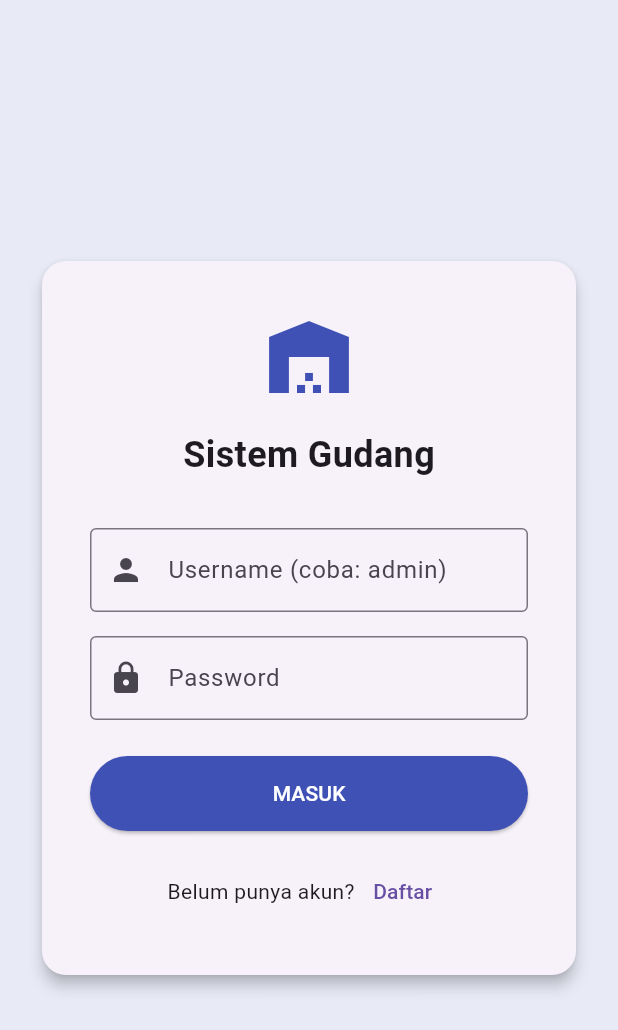
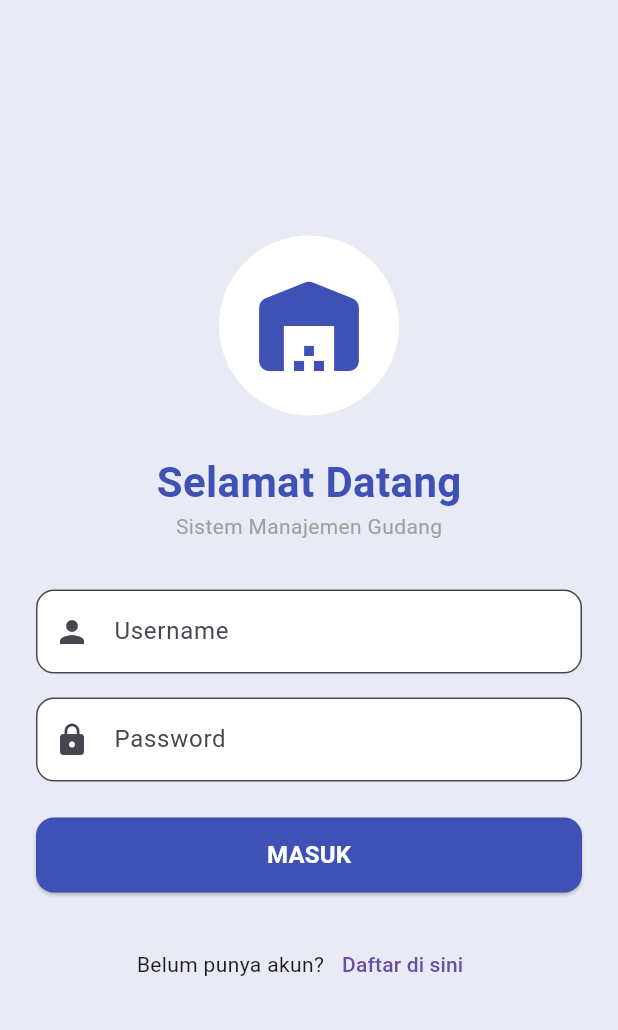
Before and after one commit to JafarILHM/UAS-PBM-Mobile-App, a Flutter app: the screen it shows after launch, on a phone screen of 412 x 824 dp. Shown: the top 1030 px of the screen. Run offline on Flutter 3.47's test engine with Material 3 defaults, Android fonts, the phone set to English and light mode, and no system bars.

Commit message:
login, register

```diff
--- a/gudang_app/flutter_application_1/lib/login_page.dart
+++ b/gudang_app/flutter_application_1/lib/login_page.dart
@@ -1,6 +1,5 @@
 import 'package:flutter/material.dart';
-import 'dashboard_page.dart'; // Import Dashboard
-import 'register_page.dart'; // Import Register
+import 'register_page.dart';
 
 class LoginPage extends StatefulWidget {
   const LoginPage({super.key});
@@ -17,73 +16,105 @@ class _LoginPageState extends State<LoginPage> {
     String username = _usernameController.text;
     String password = _passwordController.text;
 
-    if (username.isNotEmpty && password.isNotEmpty) {
-      // Cek apakah admin atau operator
+    // Validasi Input Kosong
+    if (username.isEmpty || password.isEmpty) {
+      ScaffoldMessenger.of(context).showSnackBar(
+        const SnackBar(
+          content: Text('Username dan Password harus diisi!'),
+          backgroundColor: Colors.red,
+        ),
+      );
+      return;
+    }
+
+    // --- Simulasi Login ---
+    // (Nanti di sini diganti dengan koneksi ke Laravel/Database)
     if (username.toLowerCase().contains('admin')) {
+      _goToHome("Admin");
+    } else {
+      _goToHome("Operator");
+    }
+  }
+
+  void _goToHome(String role) {
+    // Pindah ke halaman Home Sederhana (Hanya sebagai tanda sukses login)
     Navigator.pushReplacement(
       context,
-          MaterialPageRoute(
-            builder: (context) => const DashboardPage(role: 'Admin'),
-          ),
+      MaterialPageRoute(builder: (context) => SimpleHomePage(role: role)),
     );
-      } else {
-        Navigator.pushReplacement(
-          context,
-          MaterialPageRoute(
-            builder: (context) => const DashboardPage(role: 'Operator'),
-          ),
-        );
-      }
-    } else {
-      ScaffoldMessenger.of(context).showSnackBar(
-        const SnackBar(content: Text('Isi username dan password!')),
-      );
-    }
   }
 
   @override
   Widget build(BuildContext context) {
     return Scaffold(
-      backgroundColor: Colors.indigo.shade50,
+      backgroundColor: Colors.indigo.shade50, // Background agak biru muda
       body: Center(
         child: SingleChildScrollView(
           padding: const EdgeInsets.all(24.0),
-          child: Card(
-            elevation: 4,
-            shape: RoundedRectangleBorder(
-              borderRadius: BorderRadius.circular(16),
+          child: Column(
+            mainAxisAlignment: MainAxisAlignment.center,
+            children: [
+              // Logo / Ikon Gudang
+              Container(
+                padding: const EdgeInsets.all(20),
+                decoration: const BoxDecoration(
+                  shape: BoxShape.circle,
+                  color: Colors.white,
                 ),
-            child: Padding(
-              padding: const EdgeInsets.all(32.0),
-              child: Column(
-                mainAxisSize: MainAxisSize.min,
-                children: [
-                  const Icon(Icons.warehouse, size: 64, color: Colors.indigo),
-                  const SizedBox(height: 16),
+                child: const Icon(
+                  Icons.warehouse_rounded,
+                  size: 80,
+                  color: Colors.indigo,
+                ),
+              ),
+              const SizedBox(height: 24),
+
               const Text(
-                    "Sistem Gudang",
-                    style: TextStyle(fontSize: 24, fontWeight: FontWeight.bold),
+                "Selamat Datang",
+                style: TextStyle(
+                  fontSize: 28,
+                  fontWeight: FontWeight.bold,
+                  color: Colors.indigo,
+                ),
+              ),
+              const Text(
+                "Sistem Manajemen Gudang",
+                style: TextStyle(color: Colors.grey),
               ),
               const SizedBox(height: 32),
+
+              // Input Username
               TextField(
                 controller: _usernameController,
-                    decoration: const InputDecoration(
-                      labelText: "Username (coba: admin)",
-                      prefixIcon: Icon(Icons.person),
-                      border: OutlineInputBorder(),
+                decoration: InputDecoration(
+                  labelText: "Username",
+                  prefixIcon: const Icon(Icons.person),
+                  border: OutlineInputBorder(
+                    borderRadius: BorderRadius.circular(12),
+                  ),
+                  filled: true,
+                  fillColor: Colors.white,
                 ),
               ),
               const SizedBox(height: 16),
+
+              // Input Password
               TextField(
                 controller: _passwordController,
-                    obscureText: true,
-                    decoration: const InputDecoration(
+                obscureText: true, // Sembunyikan password
+                decoration: InputDecoration(
                   labelText: "Password",
-                      prefixIcon: Icon(Icons.lock),
-                      border: OutlineInputBorder(),
+                  prefixIcon: const Icon(Icons.lock),
+                  border: OutlineInputBorder(
+                    borderRadius: BorderRadius.circular(12),
+                  ),
+                  filled: true,
+                  fillColor: Colors.white,
                 ),
               ),
               const SizedBox(height: 24),
+
+              // Tombol Login
               SizedBox(
                 width: double.infinity,
                 height: 50,
@@ -92,11 +123,19 @@ class _LoginPageState extends State<LoginPage> {
                   style: ElevatedButton.styleFrom(
                     backgroundColor: Colors.indigo,
                     foregroundColor: Colors.white,
-                      ),
-                      child: const Text("MASUK"),
+                    shape: RoundedRectangleBorder(
+                      borderRadius: BorderRadius.circular(12),
                     ),
                   ),
-                  const SizedBox(height: 16),
+                  child: const Text(
+                    "MASUK",
+                    style: TextStyle(fontSize: 16, fontWeight: FontWeight.bold),
+                  ),
+                ),
+              ),
+              const SizedBox(height: 24),
+
+              // Link ke Register
               Row(
                 mainAxisAlignment: MainAxisAlignment.center,
                 children: [
@@ -110,7 +149,7 @@ class _LoginPageState extends State<LoginPage> {
                         ),
                       );
                     },
-                        child: const Text("Daftar"),
+                    child: const Text("Daftar di sini"),
                   ),
                 ],
               ),
@@ -118,6 +157,48 @@ class _LoginPageState extends State<LoginPage> {
           ),
         ),
       ),
+    );
+  }
+}
+
+// --- Halaman Sementara setelah Login (Bukan Dashboard Grafik) ---
+class SimpleHomePage extends StatelessWidget {
+  final String role;
+  const SimpleHomePage({super.key, required this.role});
+
+  @override
+  Widget build(BuildContext context) {
+    return Scaffold(
+      appBar: AppBar(
+        title: const Text("Beranda Gudang"),
+        backgroundColor: Colors.indigo,
+        foregroundColor: Colors.white,
+      ),
+      body: Center(
+        child: Column(
+          mainAxisAlignment: MainAxisAlignment.center,
+          children: [
+            const Icon(Icons.check_circle, size: 100, color: Colors.green),
+            const SizedBox(height: 20),
+            Text(
+              "Login Berhasil!",
+              style: const TextStyle(fontSize: 24, fontWeight: FontWeight.bold),
+            ),
+            Text(
+              "Halo, Anda masuk sebagai: $role",
+              style: const TextStyle(fontSize: 16),
+            ),
+            const SizedBox(height: 40),
+            ElevatedButton(
+              onPressed: () {
+                Navigator.pushReplacement(
+                  context,
+                  MaterialPageRoute(builder: (context) => const LoginPage()),
+                );
+              },
+              child: const Text("Logout"),
+            ),
+          ],
         ),
       ),
     );
--- a/gudang_app/flutter_application_1/lib/main.dart
+++ b/gudang_app/flutter_application_1/lib/main.dart
@@ -1,5 +1,5 @@
 import 'package:flutter/material.dart';
-import 'login_page.dart'; // Mengimpor halaman login
+import 'login_page.dart'; // Panggil halaman login
 
 void main() {
   runApp(const MyApp());
@@ -12,9 +12,11 @@ class MyApp extends StatelessWidget {
   Widget build(BuildContext context) {
     return MaterialApp(
       title: 'Gudang App',
-      theme: ThemeData(primarySwatch: Colors.indigo, useMaterial3: true),
-      // Arahkan home ke LoginPage yang ada di file terpisah
-      home: const LoginPage(),
+      theme: ThemeData(
+        primarySwatch: Colors.indigo, // Warna tema biru profesional
+        useMaterial3: true,
+      ),
+      home: const LoginPage(), // Halaman pertama kali dibuka
       debugShowCheckedModeBanner: false,
     );
   }
```
Also changed, not shown: gudang_app/flutter_application_1/lib/dashboard_page.dart (deleted, +0 -227 lines), gudang_app/flutter_application_1/lib/manage_account_page.dart (deleted, +0 -83 lines), gudang_app/flutter_application_1/lib/register_page.dart (+65 -26 lines). Lines whose indentation alone changed are shown as unchanged.
